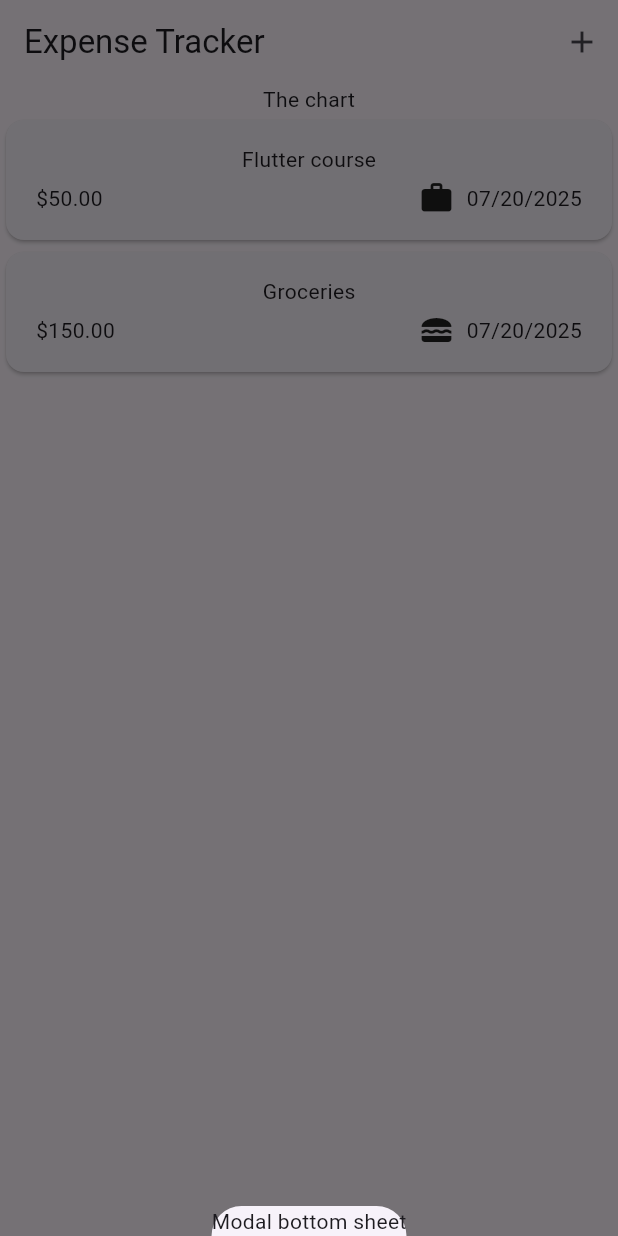
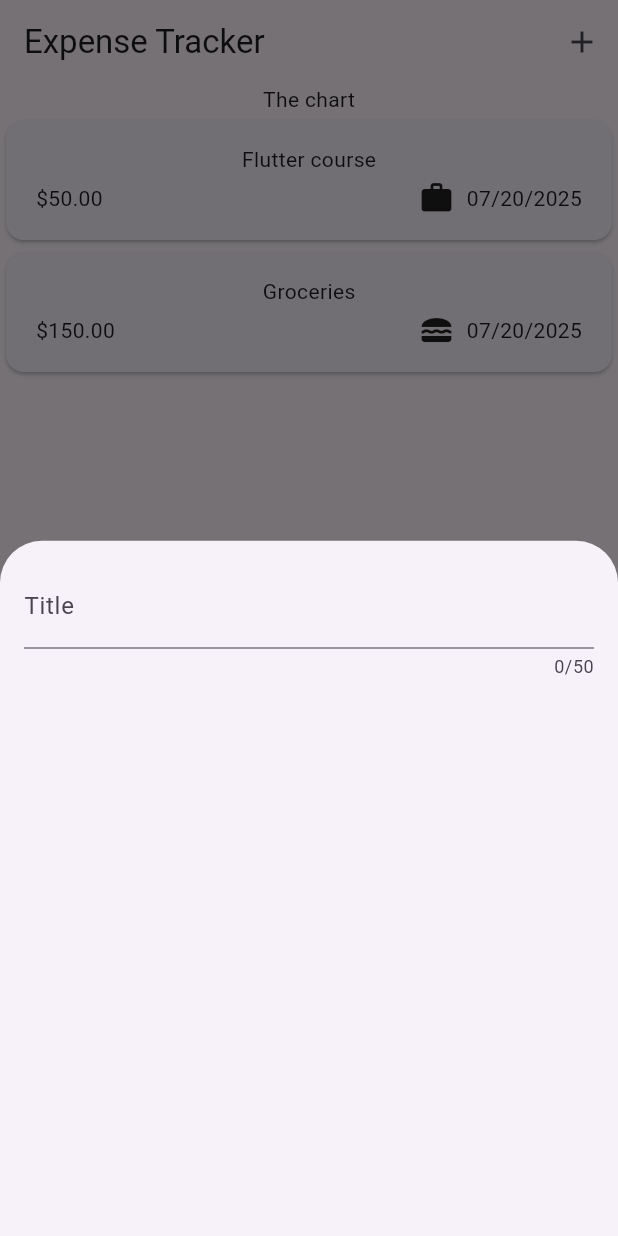
Before and after one commit to japinell/flutter_expense_tracker, a Flutter app: the screen it shows after launch, after a tap on the "add" icon, on a phone screen of 412 x 824 dp. Run offline on Flutter 3.47's test engine with Material 3 defaults, Android fonts, the phone set to English and light mode, and no system bars.

Commit message:
Added New Expense to Expenses widget

```diff
--- a/lib/widgets/expenses.dart
+++ b/lib/widgets/expenses.dart
@@ -1,6 +1,7 @@
 import "package:flutter/material.dart";
 import "package:flutter_expense_tracker/models/expense.dart";
 import "package:flutter_expense_tracker/widgets/expenses_list.dart";
+import "package:flutter_expense_tracker/widgets/new_expense.dart";
 
 class Expenses extends StatefulWidget {
   const Expenses({super.key});
@@ -31,7 +32,7 @@ class _ExpensesState extends State<Expenses> {
     showModalBottomSheet(
       context: context,
       builder: (ctx) {
-        return Text("Modal bottom sheet");
+        return NewExpense();
       },
     );
   }
```
